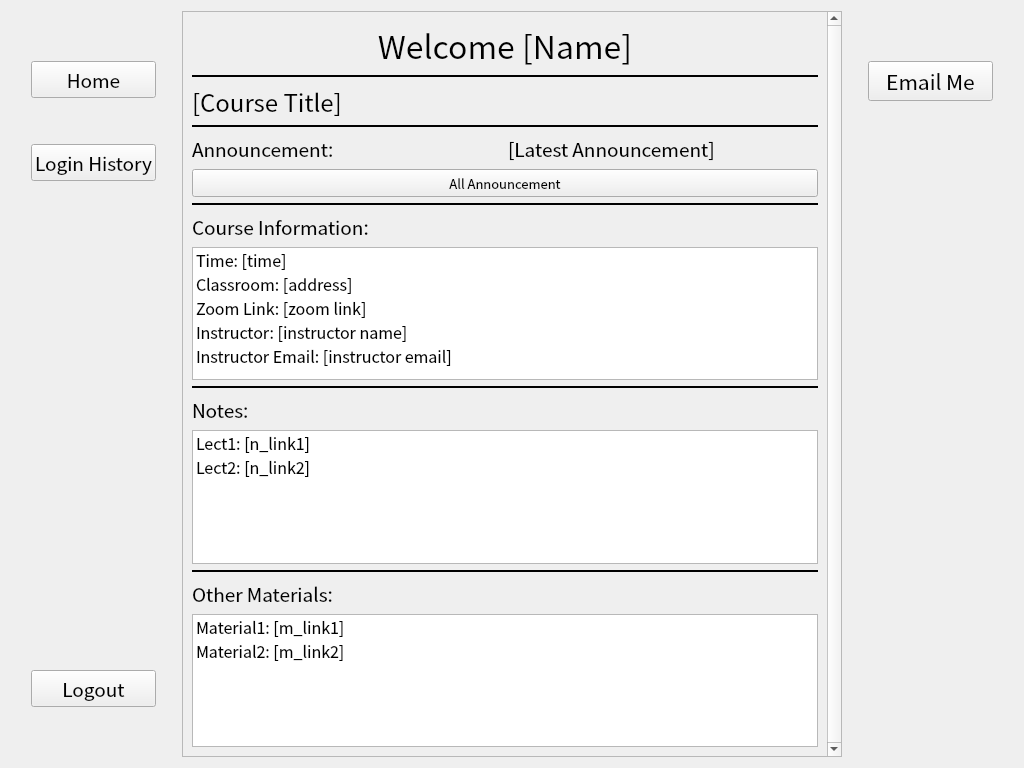
Above: ui_files/CourseInfo.ui from raphaeleg/COMP3278_G12 before the change. Below: the same form after it.
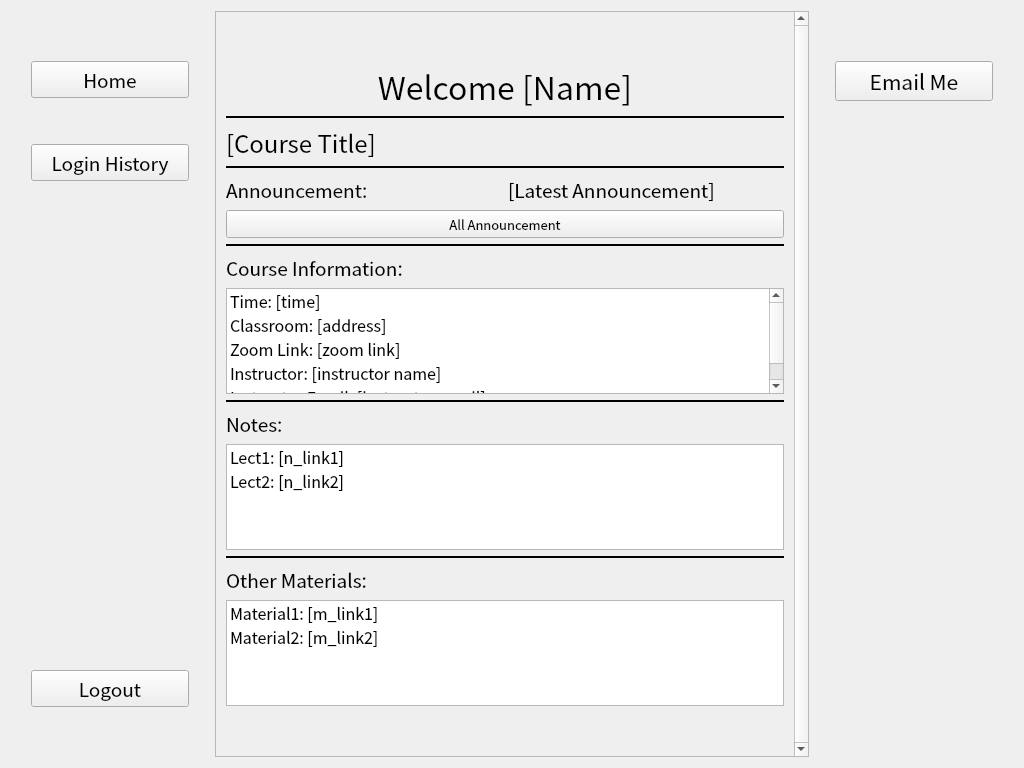
That is the form after the change.

Commit message: Update object names & create 2 new ui

```diff
--- a/ui_files/CourseInfo.ui
+++ b/ui_files/CourseInfo.ui
@@ -19,7 +19,7 @@
   <property name="windowTitle">
    <string>Form</string>
   </property>
-  <layout class="QHBoxLayout" name="horizontalLayout" stretch="1,4,1">
+  <layout class="QHBoxLayout" name="horizontalLayout" stretch="1,3,1">
    <item>
     <layout class="QVBoxLayout" name="sidebar_layout_3">
      <property name="sizeConstraint">
@@ -127,11 +127,23 @@
        <rect>
         <x>0</x>
         <y>0</y>
-        <width>610</width>
-        <height>744</height>
+        <width>569</width>
+        <height>757</height>
        </rect>
       </property>
       <layout class="QVBoxLayout" name="verticalLayout_7" stretch="0,0,0,0,0,0,1,0,1,0,1">
+       <property name="leftMargin">
+        <number>10</number>
+       </property>
+       <property name="topMargin">
+        <number>50</number>
+       </property>
+       <property name="rightMargin">
+        <number>10</number>
+       </property>
+       <property name="bottomMargin">
+        <number>50</number>
+       </property>
        <item>
         <widget class="QLabel" name="welcome_message_4">
          <property name="font">
```
Left out of the diff: 38 changed lines with no effect on the pictures. The commit also changes 3 other files.
